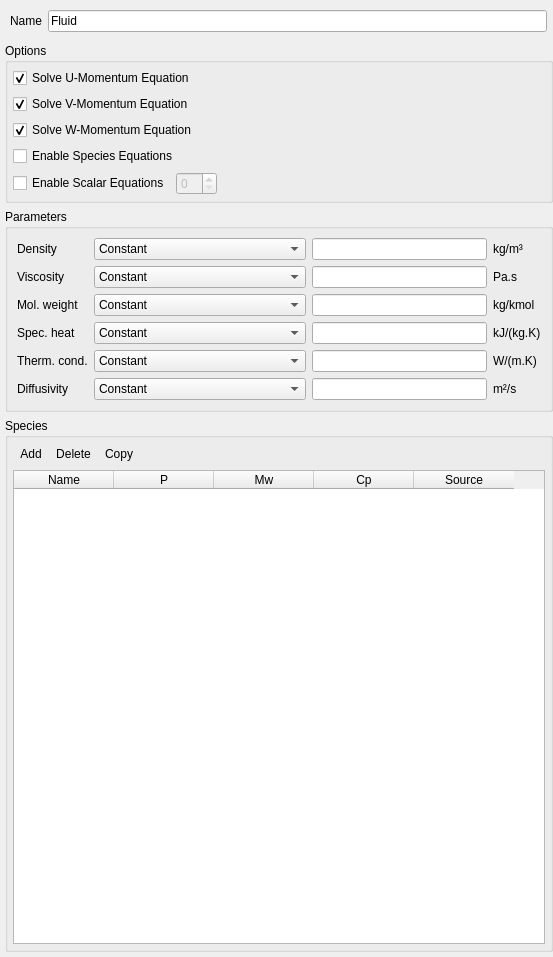
Before: the Qt Designer form gui/uifiles/fluid.ui in truongd8593/mfix, drawn with Qt 5.
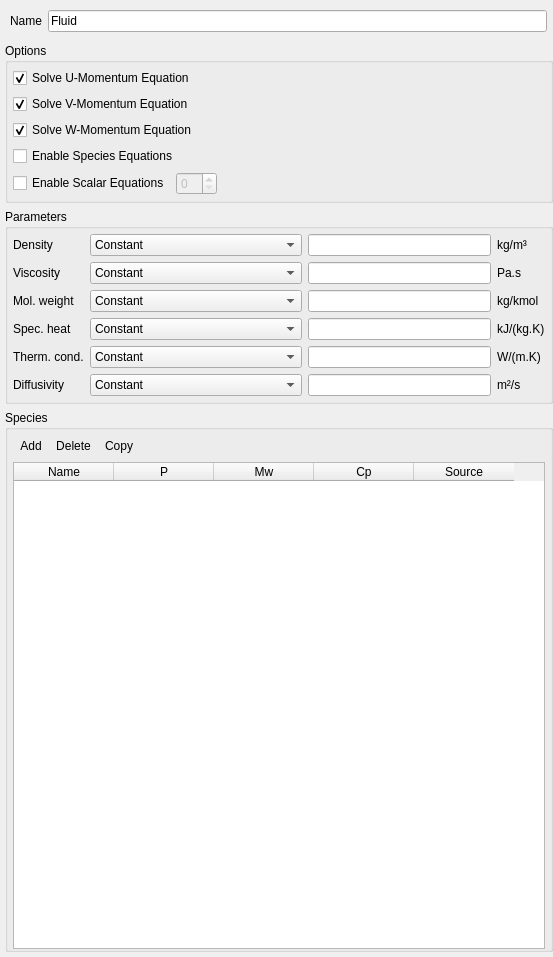
After: the same form once the commit is applied. Custom widgets are drawn as their Qt base class.

Commit message: fluid pane: more horiz. space for lineedits, less for combobox

```diff
--- a/gui/uifiles/fluid.ui
+++ b/gui/uifiles/fluid.ui
@@ -158,9 +158,18 @@
       <bool>false</bool>
      </property>
      <layout class="QGridLayout" name="gridLayout_4">
-      <property name="margin">
+      <property name="leftMargin">
        <number>5</number>
       </property>
+      <property name="topMargin">
+       <number>5</number>
+      </property>
+      <property name="rightMargin">
+       <number>5</number>
+      </property>
+      <property name="bottomMargin">
+       <number>0</number>
+      </property>
       <item row="0" column="0">
        <widget class="QFrame" name="frame_20">
         <property name="frameShape">
@@ -384,6 +393,9 @@
       <bool>true</bool>
      </property>
      <layout class="QGridLayout" name="gridLayout_5">
+      <property name="margin">
+       <number>5</number>
+      </property>
       <item row="0" column="0">
        <widget class="QLabel" name="label_28">
         <property name="text">
@@ -394,7 +406,7 @@
       <item row="0" column="1">
        <widget class="ComboBox" name="combobox_fluid_density_model">
         <property name="sizePolicy">
-         <sizepolicy hsizetype="Minimum" vsizetype="Fixed">
+         <sizepolicy hsizetype="Preferred" vsizetype="Fixed">
           <horstretch>0</horstretch>
           <verstretch>0</verstretch>
          </sizepolicy>
@@ -406,7 +418,7 @@
          </size>
         </property>
         <property name="sizeAdjustPolicy">
-         <enum>QComboBox::AdjustToContentsOnFirstShow</enum>
+         <enum>QComboBox::AdjustToContents</enum>
         </property>
         <property name="minimumContentsLength">
          <number>20</number>
@@ -432,7 +444,7 @@
        <widget class="LineEdit" name="lineedit_keyword_ro_g0">
         <property name="sizePolicy">
          <sizepolicy hsizetype="Expanding" vsizetype="Fixed">
-          <horstretch>10</horstretch>
+          <horstretch>0</horstretch>
           <verstretch>0</verstretch>
          </sizepolicy>
         </property>
@@ -468,7 +480,7 @@
       <item row="1" column="1">
        <widget class="ComboBox" name="combobox_fluid_viscosity_model">
         <property name="sizePolicy">
-         <sizepolicy hsizetype="Minimum" vsizetype="Fixed">
+         <sizepolicy hsizetype="Preferred" vsizetype="Fixed">
           <horstretch>0</horstretch>
           <verstretch>0</verstretch>
          </sizepolicy>
@@ -480,7 +492,7 @@
          </size>
         </property>
         <property name="sizeAdjustPolicy">
-         <enum>QComboBox::AdjustToContentsOnFirstShow</enum>
+         <enum>QComboBox::AdjustToContents</enum>
         </property>
         <property name="minimumContentsLength">
          <number>20</number>
@@ -506,7 +518,7 @@
        <widget class="LineEdit" name="lineedit_keyword_mu_g0">
         <property name="sizePolicy">
          <sizepolicy hsizetype="Expanding" vsizetype="Fixed">
-          <horstretch>10</horstretch>
+          <horstretch>0</horstretch>
           <verstretch>0</verstretch>
          </sizepolicy>
         </property>
@@ -540,7 +552,7 @@
       <item row="2" column="1">
        <widget class="ComboBox" name="combobox_fluid_mol_weight_model">
         <property name="sizePolicy">
-         <sizepolicy hsizetype="Minimum" vsizetype="Fixed">
+         <sizepolicy hsizetype="Preferred" vsizetype="Fixed">
           <horstretch>0</horstretch>
           <verstretch>0</verstretch>
          </sizepolicy>
@@ -552,7 +564,7 @@
          </size>
         </property>
         <property name="sizeAdjustPolicy">
-         <enum>QComboBox::AdjustToContentsOnFirstShow</enum>
+         <enum>QComboBox::AdjustToContents</enum>
         </property>
         <property name="minimumContentsLength">
          <number>20</number>
@@ -573,7 +585,7 @@
        <widget class="LineEdit" name="lineedit_keyword_mw_avg">
         <property name="sizePolicy">
          <sizepolicy hsizetype="Expanding" vsizetype="Fixed">
-          <horstretch>10</horstretch>
+          <horstretch>0</horstretch>
           <verstretch>0</verstretch>
          </sizepolicy>
         </property>
@@ -607,7 +619,7 @@
       <item row="3" column="1">
        <widget class="ComboBox" name="combobox_fluid_specific_heat_model">
         <property name="sizePolicy">
-         <sizepolicy hsizetype="Minimum" vsizetype="Fixed">
+         <sizepolicy hsizetype="Preferred" vsizetype="Fixed">
           <horstretch>0</horstretch>
           <verstretch>0</verstretch>
          </sizepolicy>
@@ -619,7 +631,7 @@
          </size>
         </property>
         <property name="sizeAdjustPolicy">
-         <enum>QComboBox::AdjustToContentsOnFirstShow</enum>
+         <enum>QComboBox::AdjustToContents</enum>
         </property>
         <property name="minimumContentsLength">
          <number>20</number>
@@ -645,7 +657,7 @@
        <widget class="LineEdit" name="lineedit_keyword_c_pg0">
         <property name="sizePolicy">
          <sizepolicy hsizetype="Expanding" vsizetype="Fixed">
-          <horstretch>10</horstretch>
+          <horstretch>0</horstretch>
           <verstretch>0</verstretch>
          </sizepolicy>
         </property>
@@ -679,7 +691,7 @@
       <item row="4" column="1">
        <widget class="ComboBox" name="combobox_fluid_conductivity_model">
         <property name="sizePolicy">
-         <sizepolicy hsizetype="Minimum" vsizetype="Fixed">
+         <sizepolicy hsizetype="Preferred" vsizetype="Fixed">
           <horstretch>0</horstretch>
           <verstretch>0</verstretch>
          </sizepolicy>
@@ -694,7 +706,7 @@
          <number>0</number>
         </property>
         <property name="sizeAdjustPolicy">
-         <enum>QComboBox::AdjustToContentsOnFirstShow</enum>
+         <enum>QComboBox::AdjustToContents</enum>
         </property>
         <property name="minimumContentsLength">
          <number>20</number>
@@ -720,7 +732,7 @@
        <widget class="LineEdit" name="lineedit_keyword_k_g0">
         <property name="sizePolicy">
          <sizepolicy hsizetype="Expanding" vsizetype="Fixed">
-          <horstretch>10</horstretch>
+          <horstretch>0</horstretch>
           <verstretch>0</verstretch>
          </sizepolicy>
         </property>
@@ -754,7 +766,7 @@
       <item row="5" column="1">
        <widget class="ComboBox" name="combobox_fluid_diffusion_model">
         <property name="sizePolicy">
-         <sizepolicy hsizetype="Minimum" vsizetype="Fixed">
+         <sizepolicy hsizetype="Preferred" vsizetype="Fixed">
           <horstretch>0</horstretch>
           <verstretch>0</verstretch>
          </sizepolicy>
@@ -769,7 +781,7 @@
          <number>0</number>
         </property>
         <property name="sizeAdjustPolicy">
-         <enum>QComboBox::AdjustToContentsOnFirstShow</enum>
+         <enum>QComboBox::AdjustToContents</enum>
         </property>
         <property name="minimumContentsLength">
          <number>20</number>
@@ -795,7 +807,7 @@
        <widget class="LineEdit" name="lineedit_keyword_dif_g0">
         <property name="sizePolicy">
          <sizepolicy hsizetype="Expanding" vsizetype="Fixed">
-          <horstretch>10</horstretch>
+          <horstretch>0</horstretch>
           <verstretch>0</verstretch>
          </sizepolicy>
         </property>
```
